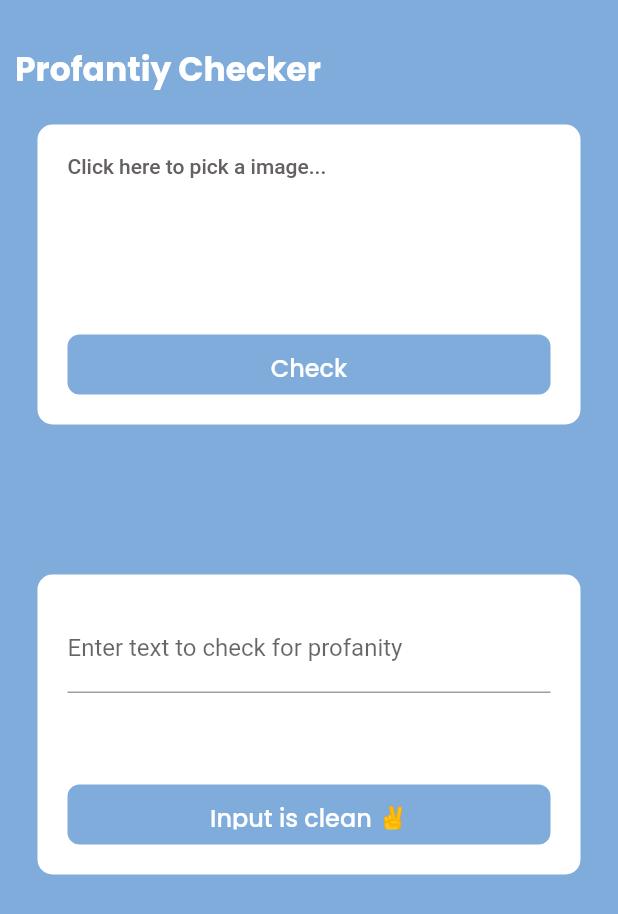
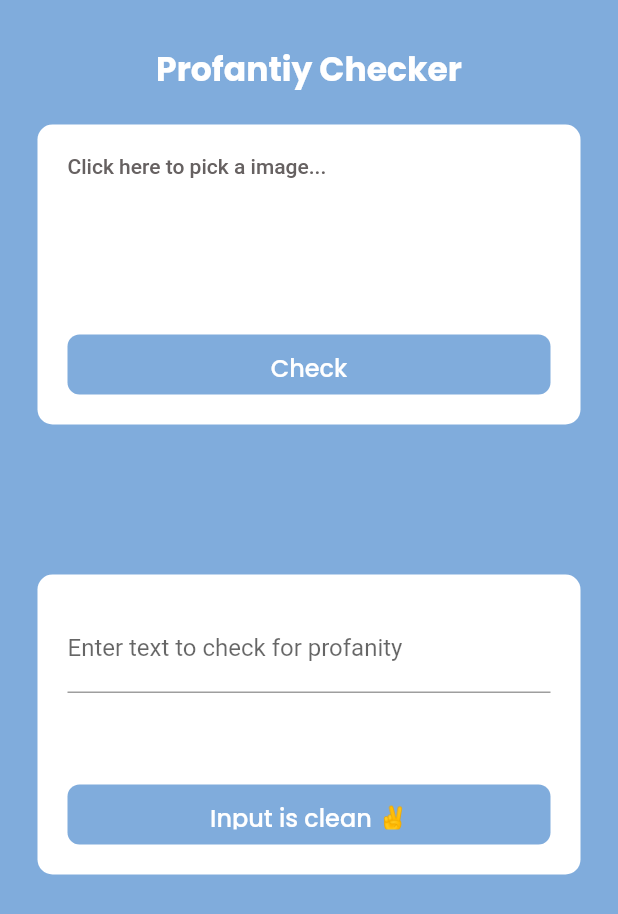
Before and after one commit to dhanush17-tech/Profinity-Dectector-and-Image-Moderator, a Flutter app: the screen it shows after launch, on a phone screen of 412 x 824 dp. Shown: the top 914 px of the screen. Run offline on Flutter 3.47's test engine with Material 2 defaults, Android fonts, the phone set to English and light mode, and no system bars; our stand-ins replace dio, google_fonts, image_picker.

Commit message:
bug fixes

```diff
--- a/lib/main.dart
+++ b/lib/main.dart
@@ -120,7 +120,7 @@ class _HomePageState extends State<HomePage> {
             padding: EdgeInsets.all(10),
             child: Column(
               mainAxisAlignment: MainAxisAlignment.start,
-              crossAxisAlignment: CrossAxisAlignment.stretch,
+              crossAxisAlignment: CrossAxisAlignment.center,
               children: [
                 // _isLoading
                 //     ? CircularProgressIndicator()
@@ -143,7 +143,7 @@ class _HomePageState extends State<HomePage> {
                         fontSize: 22,
                         fontWeight: FontWeight.bold,
                         color: Colors.white)),
-               const  SizedBox(
+                SizedBox(
                   height: 20,
                 ),
                 Align(
@@ -155,7 +155,7 @@ class _HomePageState extends State<HomePage> {
                           borderRadius: BorderRadius.circular(10),
                           color: Colors.white),
                       child: Padding(
-                        padding: const EdgeInsets.all(20),
+                        padding: EdgeInsets.all(20),
                         child: Column(
                           mainAxisAlignment: MainAxisAlignment.spaceBetween,
                           crossAxisAlignment: CrossAxisAlignment.center,
@@ -184,16 +184,15 @@ class _HomePageState extends State<HomePage> {
                                               )),
                                     ),
                             ),
-                       const      SizedBox(
+                            SizedBox(
                               height: 10,
                             ),
                             GestureDetector(
                                 onTap: () {
                                   _isLoading
-                                      ? const CircularProgressIndicator()
+                                      ? CircularProgressIndicator()
                                       : _submitImage();
                                 },
-                                child: Expanded(
                                 child: Container(
                                   padding: EdgeInsets.all(10),
                                   width: double.infinity,
@@ -222,7 +221,6 @@ class _HomePageState extends State<HomePage> {
                                                           FontWeight.w500),
                                                 )
                                           : const CircularProgressIndicator()),
-                                  ),
                                 ))
                           ],
                         ),
@@ -247,7 +245,6 @@ class _HomePageState extends State<HomePage> {
                           children: [
                             Align(
                               alignment: Alignment.topLeft,
-                              child: Flexible(
                               child: TextField(
                                 controller: _textEditingController,
                                 onChanged: (value) {
@@ -259,7 +256,6 @@ class _HomePageState extends State<HomePage> {
                                 ),
                               ),
                             ),
-                            ),
                             SizedBox(
                               height: 20,
                             ),
@@ -267,7 +263,6 @@ class _HomePageState extends State<HomePage> {
                                 onTap: () {
                                   _checkProfanity();
                                 },
-                                child: Expanded(
                                 child: Container(
                                   padding: EdgeInsets.all(10),
                                   width: double.infinity,
@@ -286,7 +281,6 @@ class _HomePageState extends State<HomePage> {
                                             fontSize: 16,
                                             fontWeight: FontWeight.w500),
                                       )),
-                                  ),
                                 )),
                           ],
                         ),
```
Lines whose indentation alone changed are shown as unchanged.
